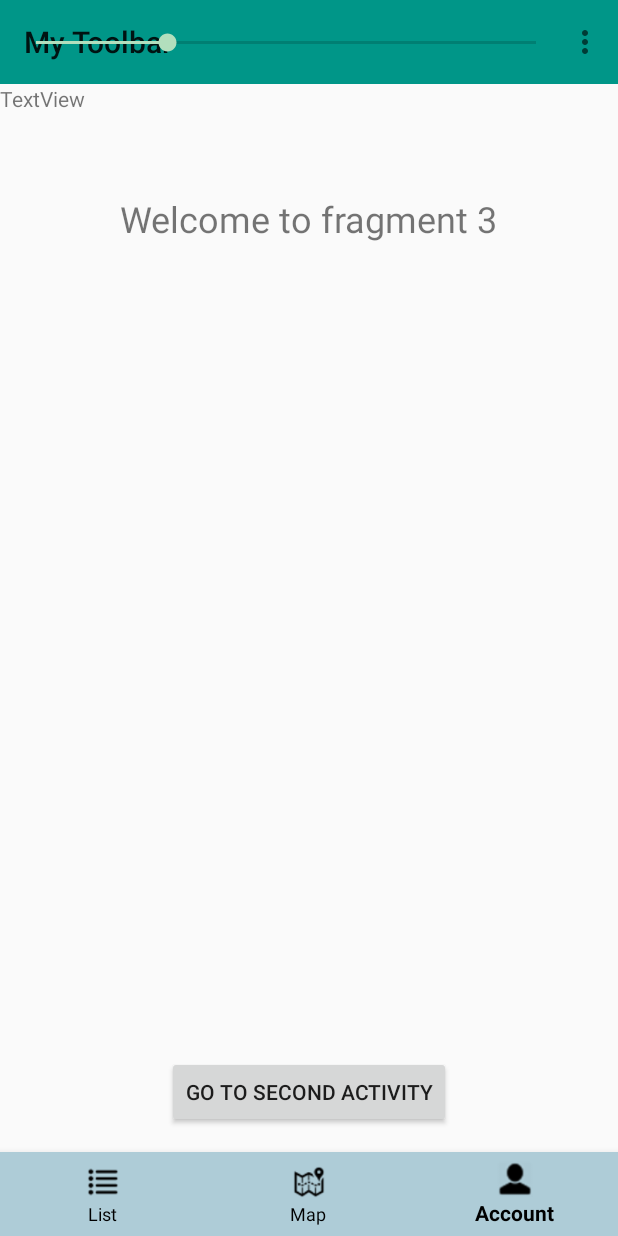
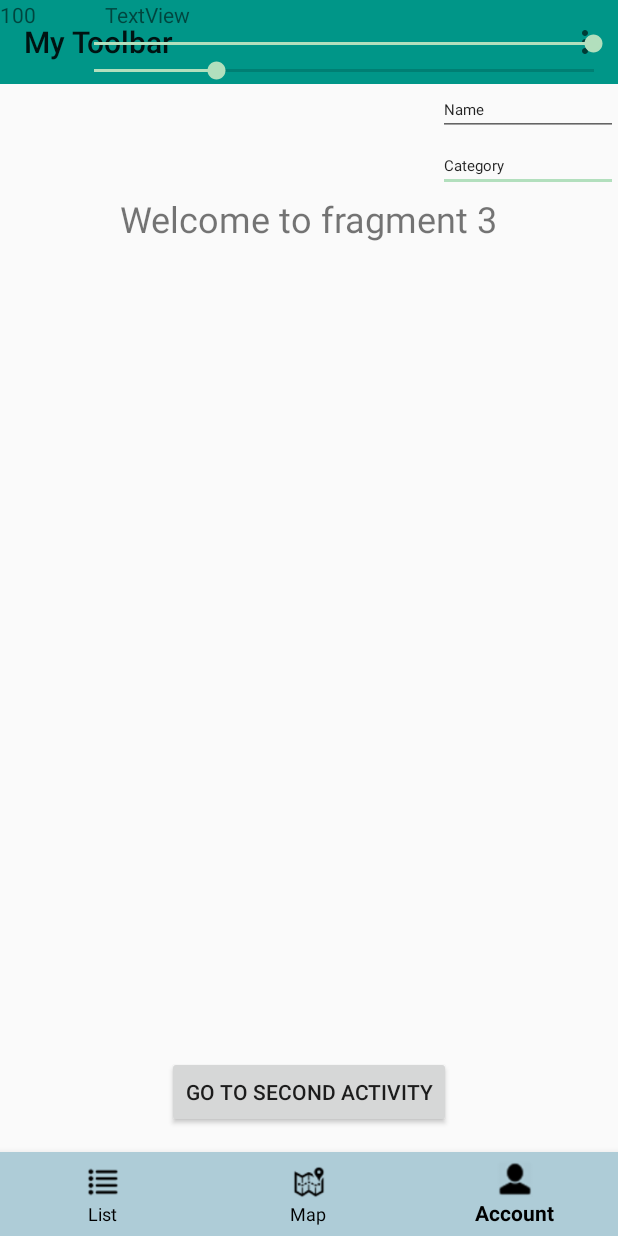
Before and after one commit to Hallur20/AndroidExamApp, an Android app: the Fragment1 screen opened directly, with no data from a screen before it, item 3 of the bottom bar chosen, on a phone screen of 412 x 824 dp. Run offline under Robolectric (Android 15) with nearby library versions, the phone set to English and light mode, and no system bars; our stand-ins replace Firebase (no records; nobody signed in at launch, a user with empty details on screens opened directly); 4 statements that could not run were skipped.

Commit message:
filter for list is done and now old data is being deleted automatically

```diff
--- a/FinaleApp/app/src/main/java/com/example/hvn15/finaleapp/Fragment2.java
+++ b/FinaleApp/app/src/main/java/com/example/hvn15/finaleapp/Fragment2.java
@@ -38,6 +38,7 @@ import com.google.android.gms.maps.model.Marker;
 import com.google.android.gms.maps.model.MarkerOptions;
 
 import java.util.ArrayList;
+import java.util.HashMap;
 
 import static android.content.ContentValues.TAG;
 
@@ -57,6 +58,8 @@ Location location;
     View mView;
     ArrayList<Person> companies = new ArrayList<>();
     ArrayList<String> userNamesInRadius = new ArrayList<>();
+    static HashMap<String, Marker> markersMap = new HashMap<>();
+    static Marker myMarker;
     int min = 100;
     int max = 0;
 
@@ -107,7 +110,7 @@ Location location;
         Log.d("mapTest", location.toString());
 
         Marker marker1 = googleMap.addMarker(new MarkerOptions().position(new LatLng(/*location.getLatitude()*/55.957738, /*location.getLongitude()*/12.260400)).title("you").snippet("you are here"));
-
+        myMarker = marker1;
         //Marker marker2 = googleMap.addMarker(new MarkerOptions().position(new LatLng(55.933770,12.286840)).title("firma titel").snippet("firma addresse").icon(BitmapDescriptorFactory.defaultMarker(BitmapDescriptorFactory.HUE_BLUE)));
 
 
@@ -132,6 +135,7 @@ Location location;
         for(Person p : companies){
             if(p.getRole().equals("admin")){
                 Marker marker = googleMap.addMarker(new MarkerOptions().position(new LatLng(p.getLatitude(),p.getLongitude())).title(p.getTitle()).snippet(p.getAddress()).icon(BitmapDescriptorFactory.defaultMarker(BitmapDescriptorFactory.HUE_BLUE)));
+                markersMap.put(p.getUsername(), marker);
                 float[] results = new float[1];
                 Location.distanceBetween(marker1.getPosition().latitude, marker1.getPosition().longitude,
                         marker.getPosition().latitude, marker.getPosition().longitude,
--- a/FinaleApp/app/src/main/java/com/example/hvn15/finaleapp/LoggedIn.java
+++ b/FinaleApp/app/src/main/java/com/example/hvn15/finaleapp/LoggedIn.java
@@ -13,6 +13,8 @@ import android.support.v4.view.ViewPager;
 import android.support.v7.app.AppCompatActivity;
 import android.os.Bundle;
 import android.support.v7.widget.Toolbar;
+import android.text.Editable;
+import android.text.TextWatcher;
 import android.util.Log;
 import android.view.LayoutInflater;
 import android.view.Menu;
@@ -21,6 +23,7 @@ import android.view.MenuItem;
 import android.view.View;
 import android.view.ViewGroup;
 import android.widget.Button;
+import android.widget.EditText;
 import android.widget.ListView;
 import android.widget.SeekBar;
 import android.widget.TextView;
@@ -32,12 +35,18 @@ import com.google.firebase.database.DatabaseReference;
 import com.google.firebase.database.FirebaseDatabase;
 import com.google.firebase.database.ValueEventListener;
 
+import org.w3c.dom.Text;
+
+import java.text.DateFormat;
+import java.text.ParseException;
+import java.text.SimpleDateFormat;
 import java.util.ArrayList;
+import java.util.Date;
 import java.util.HashMap;
 
 public class
 LoggedIn extends AppCompatActivity {
-
+    private DateFormat dateFormat = new SimpleDateFormat("dd/MM/yyyy HH:mm");
     private static final String TAG = "LoggedIn";
     public ArrayList<Shop> shopList = new ArrayList<>();
     public ArrayList<Person> users = new ArrayList<>();
@@ -51,10 +60,15 @@ LoggedIn extends AppCompatActivity {
     public Location location;
     public Vibrator vibrator;
     private SeekBar seekBar;
+    private SeekBar seekBar2;
+    private EditText filterWithName;
+    private EditText filterWithCategory;
     private TextView seekbarNumber;
+    private TextView seekbarNumber2;
     private Fragment1 fragment1;
     private ListView listView;
     int progress = 25/5;
+    int progress2 = 10;
 
 
     @Override
@@ -64,10 +78,48 @@ LoggedIn extends AppCompatActivity {
         //getting the toolbar
         Toolbar toolbar = (Toolbar) findViewById(R.id.toolbar);
         seekbarNumber = (TextView) findViewById(R.id.seekbarNumber);
+        seekbarNumber2 = (TextView) findViewById(R.id.seekbarNumber2);
+        filterWithName = (EditText) findViewById(R.id.name);
+        filterWithCategory = (EditText) findViewById(R.id.category);
         Fragment1 f1 = new Fragment1();
         fragment1 = f1;
         listView = (ListView) findViewById(R.id.listview);
         vibrator = (Vibrator) getSystemService(Context.VIBRATOR_SERVICE);
+
+        filterWithCategory.addTextChangedListener(new TextWatcher() {
+            @Override
+            public void beforeTextChanged(CharSequence charSequence, int i, int i1, int i2) {
+
+            }
+
+            @Override
+            public void onTextChanged(CharSequence charSequence, int i, int i1, int i2) {
+                fragment1.filterCategory(charSequence.toString());
+            }
+
+            @Override
+            public void afterTextChanged(Editable editable) {
+
+            }
+        });
+
+        filterWithName.addTextChangedListener(new TextWatcher() {
+            @Override
+            public void beforeTextChanged(CharSequence charSequence, int i, int i1, int i2) {
+
+            }
+
+            @Override
+            public void onTextChanged(CharSequence charSequence, int i, int i1, int i2) {
+                fragment1.filterName(charSequence.toString());
+            }
+
+            @Override
+            public void afterTextChanged(Editable editable) {
+
+            }
+        });
+
 
 
         //setting the title
@@ -79,6 +131,9 @@ LoggedIn extends AppCompatActivity {
         //Setup the pager
         setupViewPager(mViewPager);
         seekBar = (SeekBar) findViewById(R.id.seekBar2);
+        seekBar2 = (SeekBar) findViewById(R.id.seekBar);
+        seekBar2.setMax(41);
+        seekBar2.setProgress(progress2);
         seekBar.incrementProgressBy(5);
         seekBar.setMax(99/5);
         seekBar.setProgress(progress);
@@ -90,20 +145,6 @@ LoggedIn extends AppCompatActivity {
                 progress = (i*5) + 5;
                 seekbarNumber.setText(""+progress);
 
-                /*getSupportFragmentManager()
-                        .beginTransaction()
-                        .add(R.id.container_admin, new Fragment1())
-                        .commit();
-
-
-                FragmentManager fm = getSupportFragmentManager();
-
-                Fragment1 awesome = (Fragment1)
-                        getSupportFragmentManager()
-                                .findFragmentById(R.id.container_admin);
-
-                ListView lw = findViewById(R.id.listview);
-                awesome.updateList(progress, lw, shopList);*/
                 fragment1.updateList(shopList, progress);
 
             }
@@ -118,6 +159,24 @@ LoggedIn extends AppCompatActivity {
 
                 }
                 });
+        seekBar2.setOnSeekBarChangeListener(new SeekBar.OnSeekBarChangeListener() {
+            @Override
+            public void onProgressChanged(SeekBar seekBar, int i, boolean b) {
+                progress2 = i+1;
+                seekbarNumber2.setText(""+progress2);
+                fragment1.updateListTest(progress2, test1);
+            }
+
+            @Override
+            public void onStartTrackingTouch(SeekBar seekBar) {
+
+            }
+
+            @Override
+            public void onStopTrackingTouch(SeekBar seekBar) {
+
+            }
+        });
 
                 mSectionsStatePagerAdapter = new SectionsStatePagerAdapter(getSupportFragmentManager());
 
@@ -152,11 +211,36 @@ LoggedIn extends AppCompatActivity {
 
                 for (DataSnapshot child : dataSnapshot.getChildren()) {
                     String id = child.getKey();
+                    System.out.println("First foreach loop" + id);
                     ArrayList<Shop> discountsBelongingToShop = new ArrayList<>();
-                    Log.d("idTest", id);
+                    //Log.d("idTest", id);
                     for (DataSnapshot child2 : child.getChildren()) {
+                        System.out.println("Second foreach loop" + child2.getKey());
+                        try {
+                            boolean olderThanCurrentDate;
+                            Date convertedDate = new Date();
+                            convertedDate = dateFormat.parse(child2.child("period").getValue().toString());
+                            Date parsed = convertedDate;
+                            Date dateNow = new Date(System.currentTimeMillis());
+                            if (dateNow.compareTo(parsed) == -1) {
+                                //DVS at parsed ikke er ældre end nuværende dato
+                                olderThanCurrentDate = false;
+                                System.out.println("datoen her skal ikke slettes " + convertedDate);
+                            } else {
+                                olderThanCurrentDate = true;
+                                System.out.println("Datoen er for gammel = SKAL SLETTES");
+                                database.child(child.getKey()).child(child2.getKey()).setValue(null);
+                            }
+
+
+                            //If compareTo
+                        } catch (ParseException e) {
+                            e.printStackTrace();
+                        }
+                        //Log.d(TAG, "onDataChange: " + child2.child("period").getValue().toString());
                         //loop gennnem tilbud her
                         // Log.d(TAG, "test" + child2.child("discount").getValue().toString());
+                        //if(Check hvis period er overskredet den nuværende dato)
                         Shop shop = new Shop(child2.child("category").getValue().toString(),
                                 child2.child("date").getValue().toString(),
                                 child2.child("description").getValue().toString(),
@@ -164,7 +248,8 @@ LoggedIn extends AppCompatActivity {
                                 child2.child("period").getValue().toString(),
                                 child2.child("price_after").getValue().toString(),
                                 child2.child("price_before").getValue().toString(),
-                                child2.child("title").getValue().toString());
+                                child2.child("title").getValue().toString(),
+                                child2.child("store").getValue().toString());
                         shopList.add(shop);
                         discountsBelongingToShop.add(shop);
                     }
--- a/FinaleApp/app/src/main/res/layout/activity_logged_in.xml
+++ b/FinaleApp/app/src/main/res/layout/activity_logged_in.xml
@@ -6,6 +6,7 @@
     android:layout_width="match_parent"
     android:layout_height="match_parent"
     tools:context="com.example.hvn15.finaleapp.LoggedIn">
+
     <android.support.v7.widget.Toolbar
         android:id="@+id/toolbar"
         android:layout_width="match_parent"
@@ -13,22 +14,51 @@
         android:layout_alignParentStart="true"
         android:background="@color/colorPrimary"
         android:layout_alignParentLeft="true" />
+
     <SeekBar
         android:id="@+id/seekBar2"
         android:layout_width="365dp"
-        android:layout_height="41dp"
-        android:layout_marginBottom="8dp"
-        android:layout_marginEnd="8dp"
-        android:layout_marginLeft="8dp"
-        android:layout_marginRight="8dp"
-        android:layout_marginStart="8dp"
-        android:layout_marginTop="8dp"
+        android:layout_height="wrap_content"
+        android:layout_above="@+id/seekBar"
+        android:layout_alignParentEnd="true"
         app:layout_constraintBottom_toBottomOf="parent"
         app:layout_constraintEnd_toEndOf="parent"
         app:layout_constraintHorizontal_bias="0.476"
         app:layout_constraintStart_toStartOf="parent"
         app:layout_constraintTop_toTopOf="parent"
         app:layout_constraintVertical_bias="0.18" />
+
+    <SeekBar
+        android:id="@+id/seekBar"
+        android:layout_width="365dp"
+        android:layout_height="wrap_content"
+        android:layout_alignBottom="@+id/toolbar"
+        android:layout_alignParentEnd="true"
+        app:layout_constraintBottom_toBottomOf="parent"
+        app:layout_constraintEnd_toEndOf="parent"
+        app:layout_constraintHorizontal_bias="0.476"
+        app:layout_constraintStart_toStartOf="parent"
+        app:layout_constraintTop_toTopOf="parent"
+        app:layout_constraintVertical_bias="0.18" />
+
+    <TextView
+        android:id="@+id/seekbarNumber"
+        android:layout_width="wrap_content"
+        android:layout_height="wrap_content"
+        android:layout_alignParentStart="true"
+        android:layout_alignParentTop="true"
+        android:text="TextView" />
+
+    <TextView
+        android:id="@+id/seekbarNumber2"
+        android:layout_width="wrap_content"
+        android:layout_height="wrap_content"
+        android:layout_alignParentStart="true"
+        android:layout_alignParentTop="true"
+        android:layout_marginStart="70dp"
+        android:text="TextView"
+        tools:layout_editor_absoluteX="0dp"
+        tools:layout_editor_absoluteY="16dp" />
 
     <LinearLayout
         android:layout_width="match_parent"
@@ -41,12 +71,6 @@
             android:layout_height="match_parent"
             tools:context="com.example.hvn15.finaleapp.LoggedIn">
 
-
-            <TextView
-                android:id="@+id/seekbarNumber"
-                android:layout_width="wrap_content"
-                android:layout_height="wrap_content"
-                android:text="TextView" />
 
             <android.support.design.widget.BottomNavigationView
                 android:id="@+id/bottom_navigation"
@@ -64,8 +88,6 @@
                 app:menu="@menu/bottom_navigation_main" />
 
 
-
-
             <android.support.v4.view.ViewPager
                 android:id="@+id/container_admin"
                 android:layout_width="0dp"
@@ -77,8 +99,7 @@
                 app:layout_constraintHorizontal_bias="0.0"
                 app:layout_constraintStart_toStartOf="parent"
                 app:layout_constraintTop_toTopOf="parent"
-                app:layout_constraintVertical_bias="1.0">
-
+                app:layout_constraintVertical_bias="0.0">
 
 
             </android.support.v4.view.ViewPager>
@@ -88,4 +109,27 @@
 
     </LinearLayout>
 
+    <EditText
+        android:id="@+id/category"
+        android:layout_width="wrap_content"
+        android:layout_height="wrap_content"
+        android:layout_alignParentEnd="true"
+        android:layout_alignParentTop="true"
+        android:layout_marginTop="93dp"
+        android:ems="10"
+        android:inputType="textPersonName"
+        android:text="Category"
+        android:textSize="10dp" />
+
+    <EditText
+        android:id="@+id/name"
+        android:layout_width="wrap_content"
+        android:layout_height="wrap_content"
+        android:layout_alignParentEnd="true"
+        android:layout_below="@+id/toolbar"
+        android:ems="10"
+        android:inputType="textPersonName"
+        android:text="Name"
+        android:textSize="10dp" />
+
 </RelativeLayout>
```
Also changed, not shown: FinaleApp/app/src/main/java/com/example/hvn15/finaleapp/Fragment1.java (+108 -0 lines), FinaleApp/app/src/main/java/com/example/hvn15/finaleapp/Shop.java (+10 -1 lines).
